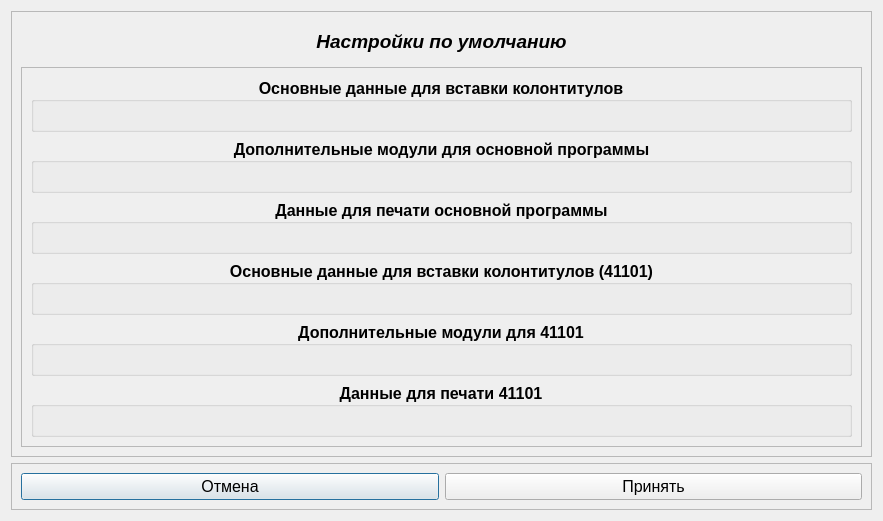
This is designer/default_window.ui in ant1cus/RSO_print as Qt 5 draws it before an edit. The edited form follows.
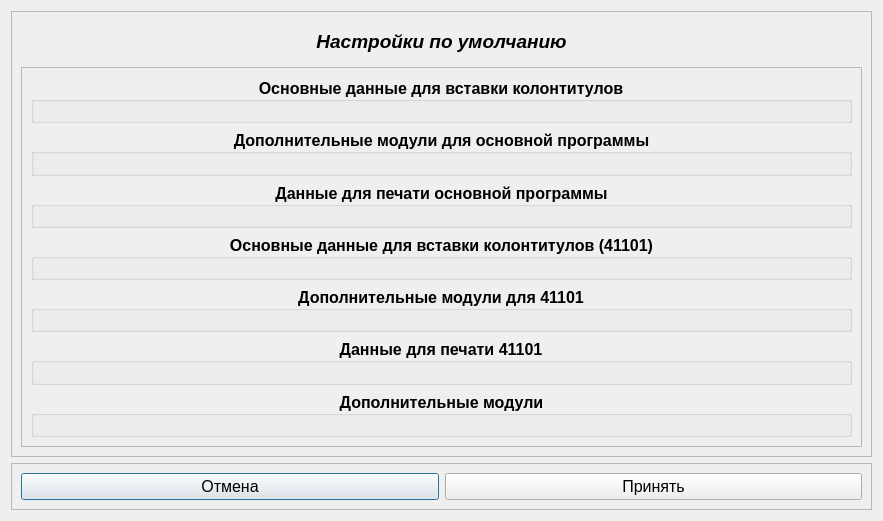
This is the edited form.

Commit message: new version module and print 41101

```diff
--- a/designer/default_window.ui
+++ b/designer/default_window.ui
@@ -139,6 +139,28 @@
               </layout>
              </widget>
             </item>
+            <item row="6" column="0">
+             <widget class="QGroupBox" name="groupBox_module">
+              <property name="font">
+               <font>
+                <pointsize>12</pointsize>
+                <weight>75</weight>
+                <bold>true</bold>
+               </font>
+              </property>
+              <property name="title">
+               <string>Дополнительные модули</string>
+              </property>
+              <property name="alignment">
+               <set>Qt::AlignCenter</set>
+              </property>
+              <layout class="QGridLayout" name="gridLayout_7">
+               <item row="0" column="0">
+                <layout class="QGridLayout" name="gridLayout_module"/>
+               </item>
+              </layout>
+             </widget>
+            </item>
             <item row="1" column="0">
              <widget class="QGroupBox" name="groupBox_addInsertMain">
               <property name="font">
```
Left out of the diff: 54 changed lines with no effect on the pictures. The commit also changes 71 other files.
